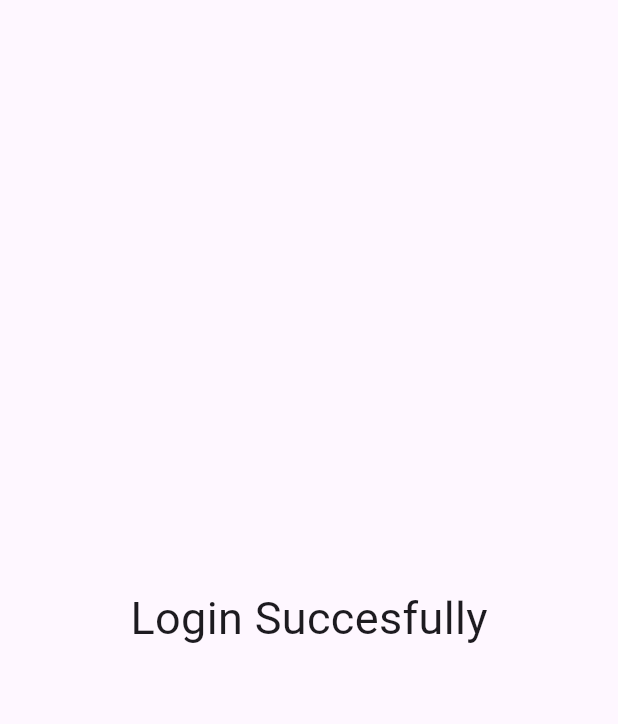
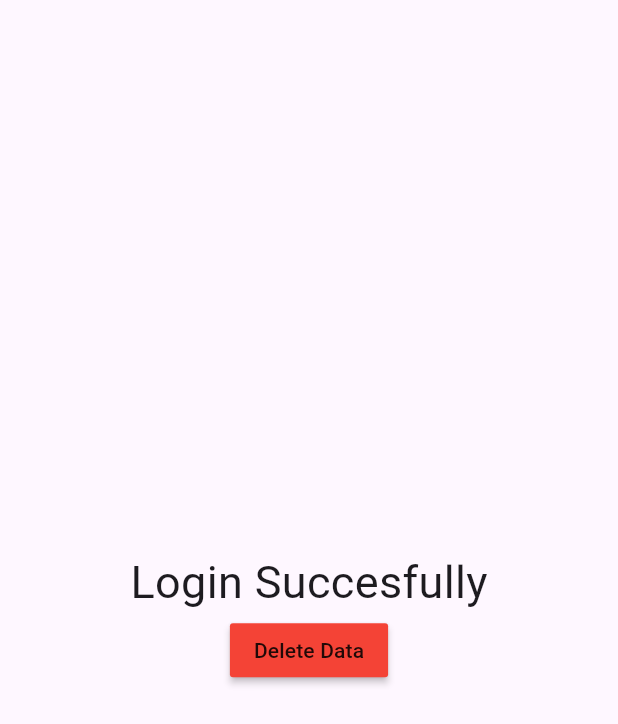
Before and after one commit to HamzaaJavaid/getx_mvvm_hj, a Flutter app: the loginSuccess screen opened by its route, on a phone screen of 412 x 824 dp. Shown: the top 724 px of the screen. Run offline on Flutter 3.47's test engine with Material 3 defaults, Android fonts, the phone set to English and light mode, and no system bars; our stand-ins replace fluttertoast, get, hive; missing offline and left inert: dart:ffi; accounts and stored records are empty; Roboto replaces fonts that are missing (Monstreal); project files that could hold a hidden picture were left out.

Commit message:
hive create , read , delete done parallely with mvvm

```diff
--- a/lib/view/login view/login_success_view/login_success.dart
+++ b/lib/view/login view/login_success_view/login_success.dart
@@ -1,5 +1,10 @@
 import 'package:flutter/material.dart';
+import 'package:get/get_core/src/get_main.dart';
+import 'package:get/get_navigation/get_navigation.dart';
+import 'package:getx_mvvm_hj/res/Routes/routes%20name.dart';
 import 'package:getx_mvvm_hj/res/assets/fonts.dart';
+import 'package:getx_mvvm_hj/utils/reusable%20Widgets.dart';
+import 'package:hive/hive.dart';
 
 class loginSuccess extends StatelessWidget {
   const loginSuccess({super.key});
@@ -10,10 +15,29 @@ class loginSuccess extends StatelessWidget {
   Widget build(BuildContext context) {
     return Scaffold(
       body: Center(
-        child: Text('Login Succesfully' , style: TextStyle(
-          fontFamily: AppFonts.Monst,
-          fontSize: 30
-        ),),
+        child: Column(
+          mainAxisAlignment: MainAxisAlignment.center,
+          children: [
+            Center(
+              child: Text('Login Succesfully' , style: TextStyle(
+                fontFamily: AppFonts.Monst,
+                fontSize: 30
+              ),),
+            ),
+            MaterialButton(
+              color: Colors.red,
+              onPressed: ()async{
+                var box = await Hive.openBox("login_confirmation");
+                box.delete("email");
+                box.delete("password");
+                Get.toNamed(RouteName.loginView);
+                box.get("email");
+                box.get("password");
+              },
+            child: Text('Delete Data'),
+            ),
+          ],
+        ),
       ),
     );
   }
```
Also changed, not shown: lib/view/SplashScreen.dart (+7 -1 lines), lib/view/login view/login_view.dart (+13 -0 lines), lib/view_model/services/splash_services/splash services.dart (+3 -12 lines).
